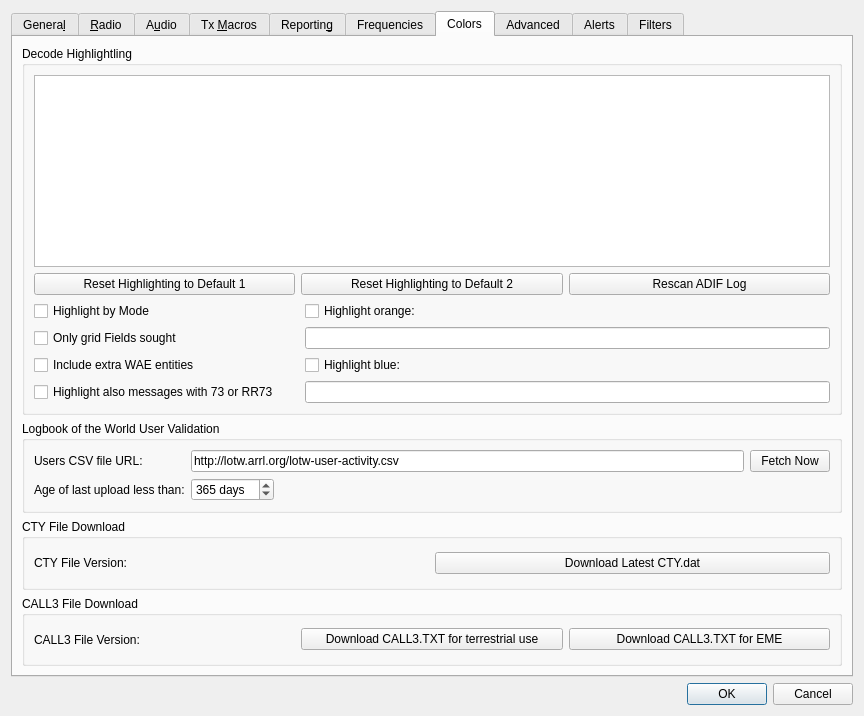
Before: the Qt Designer form Configuration.ui in WSJTX/wsjtx, drawn with Qt 5.
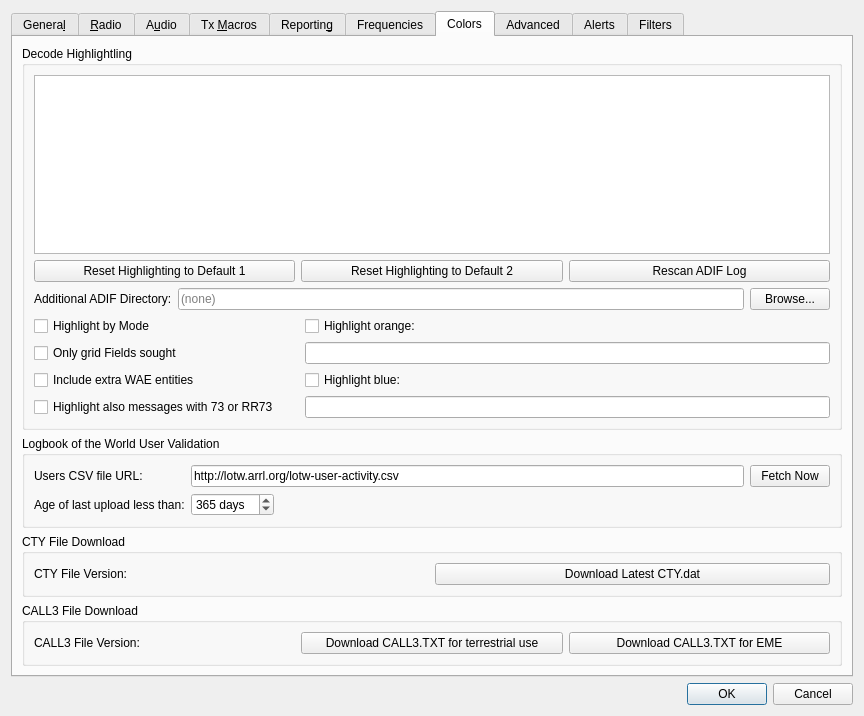
After: the same form once the commit is applied. The open tabs and pages were chosen to show the change. Custom widgets are drawn as their Qt base class.

Commit message: added button to bring in new contacts from another directory

```diff
--- a/Configuration.ui
+++ b/Configuration.ui
@@ -2852,6 +2852,43 @@
             </property>
            </widget>
           </item>
+          <item row="2" column="0" colspan="2">
+           <layout class="QHBoxLayout" name="horizontalLayout_extra_adi">
+            <item>
+             <widget class="QLabel" name="label_extra_adi_dir">
+              <property name="text">
+               <string>Additional ADIF Directory:</string>
+              </property>
+             </widget>
+            </item>
+            <item>
+             <widget class="QLineEdit" name="extra_adi_path_display_label">
+              <property name="sizePolicy">
+               <sizepolicy hsizetype="Preferred" vsizetype="Fixed">
+                <horstretch>1</horstretch>
+                <verstretch>0</verstretch>
+               </sizepolicy>
+              </property>
+              <property name="toolTip">
+               <string>Path to directory containing additional ADIF (.adi) files to include in worked-before scanning.</string>
+              </property>
+              <property name="placeholderText">
+               <string>(none)</string>
+              </property>
+             </widget>
+            </item>
+            <item>
+             <widget class="QPushButton" name="extra_adi_path_select_push_button">
+              <property name="toolTip">
+               <string>Click to select a directory containing additional ADIF files to scan for worked-before information.</string>
+              </property>
+              <property name="text">
+               <string>Browse...</string>
+              </property>
+             </widget>
+            </item>
+           </layout>
+          </item>
           <item row="3" column="0" colspan="2">
            <layout class="QGridLayout" name="gridLayout_23">
             <item row="1" column="0">
```
The commit also changes 3 other files.
